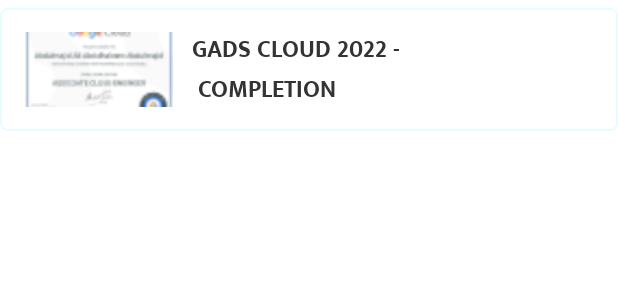
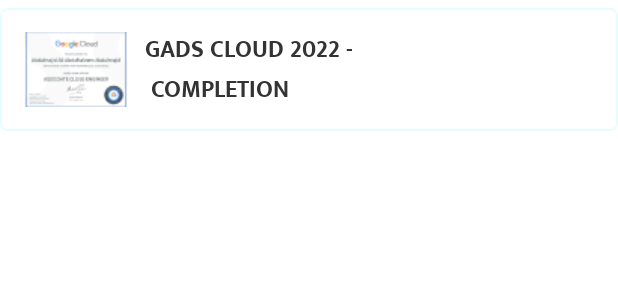
Before and after one commit to marawanxmamdouh/alc-MMSystem-admin, an Android app: the layout item_certificate.xml on its own in the app's theme, with its tools: preview values and no code run, on a phone screen of 412 x 824 dp. Shown: the top 300 px of the screen. Run offline under Robolectric (Android 15) with nearby library versions, the phone set to English and light mode, and no system bars.

Commit message:
Solve wrong ratio for certificate img.

```diff
--- a/app/src/main/res/layout/item_certificate.xml
+++ b/app/src/main/res/layout/item_certificate.xml
@@ -35,10 +35,12 @@
                 android:layout_width="0dp"
                 android:layout_height="50dp"
                 android:layout_margin="@dimen/spacing_default"
+                android:layout_marginStart="16dp"
+                android:layout_marginTop="15dp"
+                android:layout_marginBottom="15dp"
                 android:scaleType="centerCrop"
                 android:src="@drawable/image_certificate"
                 app:layout_constraintBottom_toBottomOf="parent"
-                app:layout_constraintDimensionRatio="2:1"
                 app:layout_constraintStart_toStartOf="parent"
                 app:layout_constraintTop_toTopOf="parent" />
 
@@ -46,7 +48,7 @@
                 android:id="@+id/text_certificate_title"
                 android:layout_width="wrap_content"
                 android:layout_height="wrap_content"
-                android:layout_marginStart="@dimen/spacing_medium"
+                android:layout_marginStart="11dp"
                 android:fontFamily="@font/mukta_bold"
                 android:lines="2"
                 android:text="GADS CLOUD 2022 - \n COMPLETION"
```
